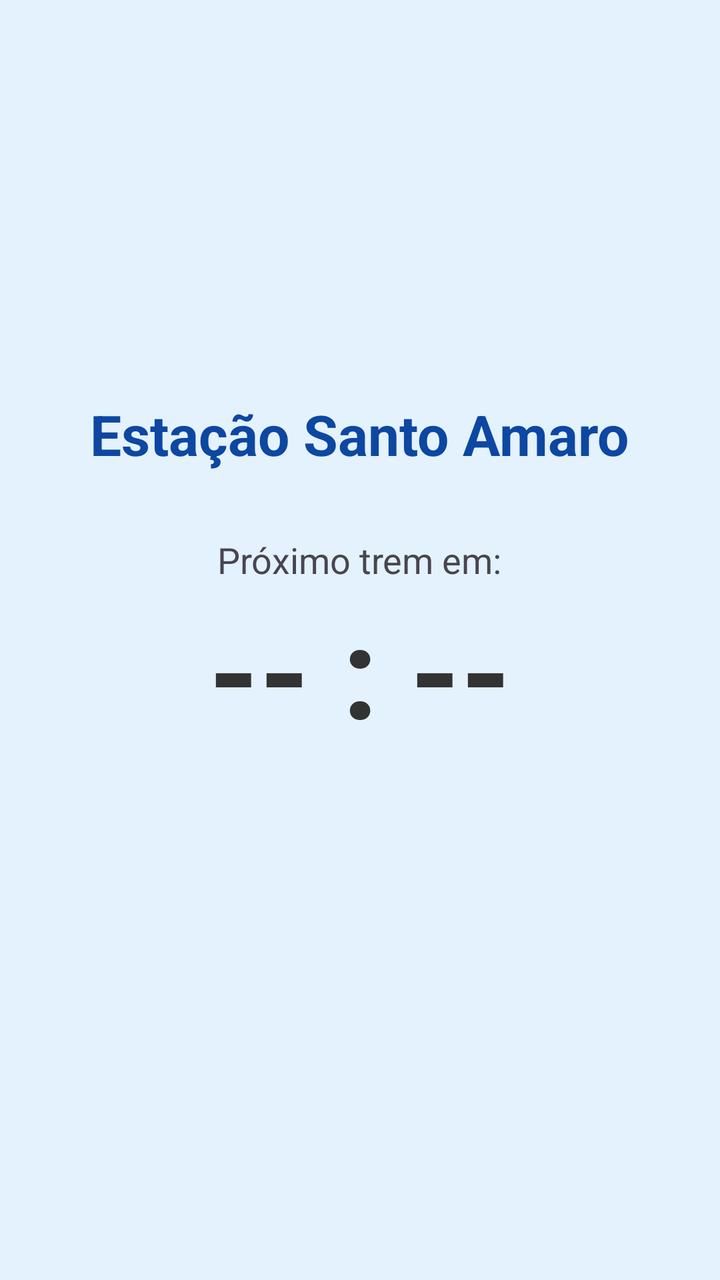
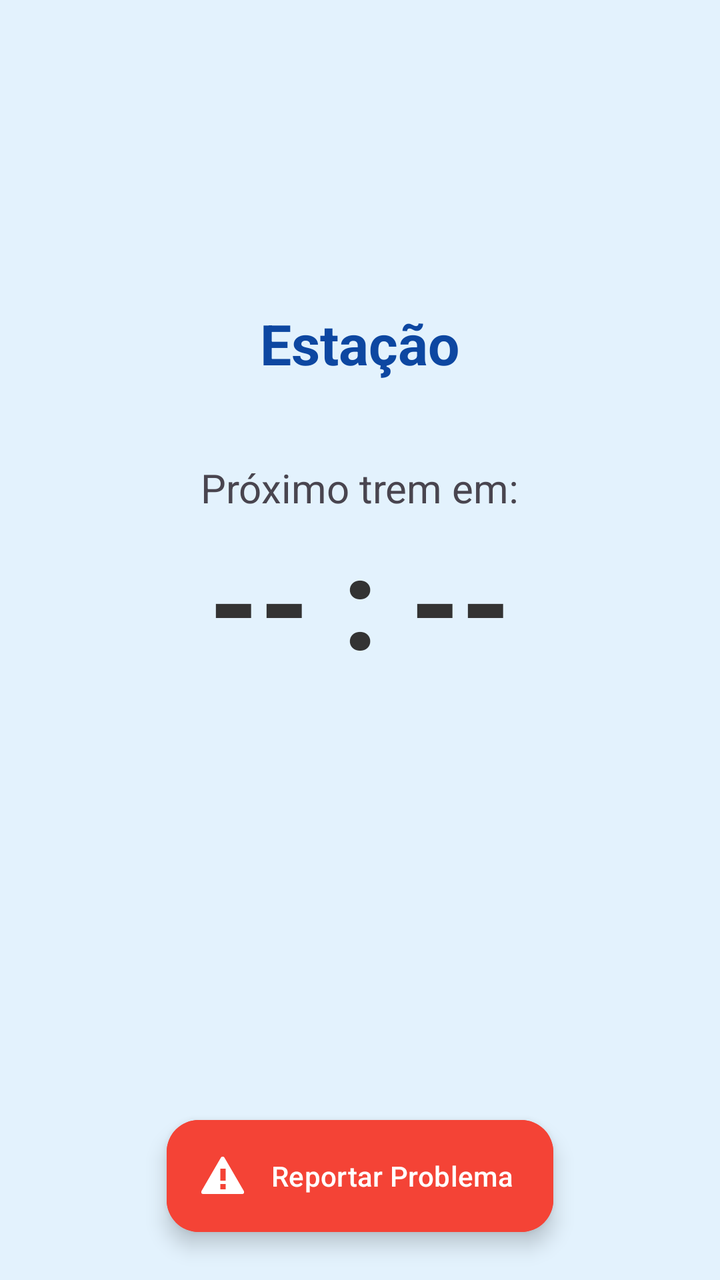

Screens rendered from an Android XML layout before and after an edit, with the pre-edit source and the edit as a unified diff.
<!-- AndroidManifest.xml: application theme Theme.MonitoramentoTCC -->
<!-- res/layout/activity_detalhes_estacao.xml -->
<?xml version="1.0" encoding="utf-8"?>
<LinearLayout xmlns:android="http://schemas.android.com/apk/res/android"
    android:layout_width="match_parent"
    android:layout_height="match_parent"
    android:orientation="vertical"
    android:gravity="center"
    android:padding="24dp"
    android:background="#E3F2FD">

    <TextView
        android:id="@+id/txtNomeEstacao"
        android:layout_width="wrap_content"
        android:layout_height="wrap_content"
        android:text="Estação Santo Amaro"
        android:textSize="28sp"
        android:textStyle="bold"
        android:textColor="#0D47A1"/>

    <TextView
        android:layout_width="wrap_content"
        android:layout_height="wrap_content"
        android:text="Próximo trem em:"
        android:layout_marginTop="32dp"
        android:textSize="18sp"/>

    <TextView
        android:id="@+id/txtTimer"
        android:layout_width="wrap_content"
        android:layout_height="wrap_content"
        android:text="-- : --"
        android:textSize="64sp"
        android:textStyle="bold"
        android:textColor="#333"/>

    <ProgressBar
        android:id="@+id/progressLoading"
        android:layout_width="wrap_content"
        android:layout_height="wrap_content"
        android:layout_marginTop="16dp"/>

    <TextView
        android:id="@+id/txtAvisoGPS"
        android:layout_width="match_parent"
        android:layout_height="wrap_content"
        android:text="⚠️ Sinal GPS Estimado"
        android:gravity="center"
        android:background="#FFC107"
        android:padding="8dp"
        android:visibility="gone"
        android:layout_marginTop="32dp"/>

</LinearLayout>
<!-- resources referenced by this layout -->
<resources>
  <style name="Theme.MonitoramentoTCC" parent="Base.Theme.MonitoramentoTCC" />
  <style name="Base.Theme.MonitoramentoTCC" parent="Theme.Material3.DayNight.NoActionBar">
          
          
      </style>
</resources>

<!-- the commit's change to res/layout/activity_detalhes_estacao.xml (unified diff, before → after) -->
@@ -1,52 +1,81 @@
 <?xml version="1.0" encoding="utf-8"?>
-<LinearLayout xmlns:android="http://schemas.android.com/apk/res/android"
+<RelativeLayout xmlns:android="http://schemas.android.com/apk/res/android"
+    xmlns:app="http://schemas.android.com/apk/res-auto"
     android:layout_width="match_parent"
     android:layout_height="match_parent"
-    android:orientation="vertical"
-    android:gravity="center"
-    android:padding="24dp"
     android:background="#E3F2FD">
 
-    <TextView
-        android:id="@+id/txtNomeEstacao"
+    <com.google.android.material.floatingactionbutton.ExtendedFloatingActionButton
+        android:id="@+id/fabReport"
         android:layout_width="wrap_content"
         android:layout_height="wrap_content"
-        android:text="Estação Santo Amaro"
-        android:textSize="28sp"
-        android:textStyle="bold"
-        android:textColor="#0D47A1"/>
+        android:text="Reportar Problema"
+        android:textColor="#FFFFFF"
+        android:backgroundTint="#F44336"
+        app:icon="@android:drawable/stat_notify_error"
+        app:iconTint="#FFFFFF"
+        android:layout_alignParentBottom="true"
+        android:layout_centerHorizontal="true"
+        android:layout_marginBottom="24dp"/>
 
-    <TextView
-        android:layout_width="wrap_content"
-        android:layout_height="wrap_content"
-        android:text="Próximo trem em:"
-        android:layout_marginTop="32dp"
-        android:textSize="18sp"/>
+    <ScrollView
+        android:layout_width="match_parent"
+        android:layout_height="match_parent"
+        android:layout_above="@id/fabReport"
+        android:fillViewport="true">
 
-    <TextView
-        android:id="@+id/txtTimer"
-        android:layout_width="wrap_content"
-        android:layout_height="wrap_content"
-        android:text="-- : --"
-        android:textSize="64sp"
-        android:textStyle="bold"
-        android:textColor="#333"/>
+        <LinearLayout
+            android:layout_width="match_parent"
+            android:layout_height="wrap_content"
+            android:orientation="vertical"
+            android:gravity="center"
+            android:padding="24dp">
 
-    <ProgressBar
-        android:id="@+id/progressLoading"
-        android:layout_width="wrap_content"
-        android:layout_height="wrap_content"
-        android:layout_marginTop="16dp"/>
+            <TextView
+                android:id="@+id/txtNomeEstacao"
+                android:layout_width="wrap_content"
+                android:layout_height="wrap_content"
+                android:text="Estação"
+                android:textSize="28sp"
+                android:textStyle="bold"
+                android:textColor="#0D47A1"
+                android:textAlignment="center"/>
 
-    <TextView
-        android:id="@+id/txtAvisoGPS"
-        android:layout_width="match_parent"
-        android:layout_height="wrap_content"
-        android:text="⚠️ Sinal GPS Estimado"
-        android:gravity="center"
-        android:background="#FFC107"
-        android:padding="8dp"
-        android:visibility="gone"
-        android:layout_marginTop="32dp"/>
+            <TextView
+                android:layout_width="wrap_content"
+                android:layout_height="wrap_content"
+                android:text="Próximo trem em:"
+                android:layout_marginTop="40dp"
+                android:textSize="20sp"/>
 
-</LinearLayout>
+            <TextView
+                android:id="@+id/txtTimer"
+                android:layout_width="wrap_content"
+                android:layout_height="wrap_content"
+                android:text="-- : --"
+                android:textSize="64sp"
+                android:textStyle="bold"
+                android:textColor="#333333"/>
+
+            <ProgressBar
+                android:id="@+id/loading"
+                android:layout_width="wrap_content"
+                android:layout_height="wrap_content"
+                android:layout_marginTop="16dp"/>
+
+            <TextView
+                android:id="@+id/txtAviso"
+                android:layout_width="match_parent"
+                android:layout_height="wrap_content"
+                android:text="⚠️ Sinal GPS Estimado"
+                android:gravity="center"
+                android:background="#FFC107"
+                android:padding="12dp"
+                android:layout_marginTop="32dp"
+                android:visibility="gone"
+                android:textStyle="bold"/>
+
+        </LinearLayout>
+    </ScrollView>
+
+</RelativeLayout>
